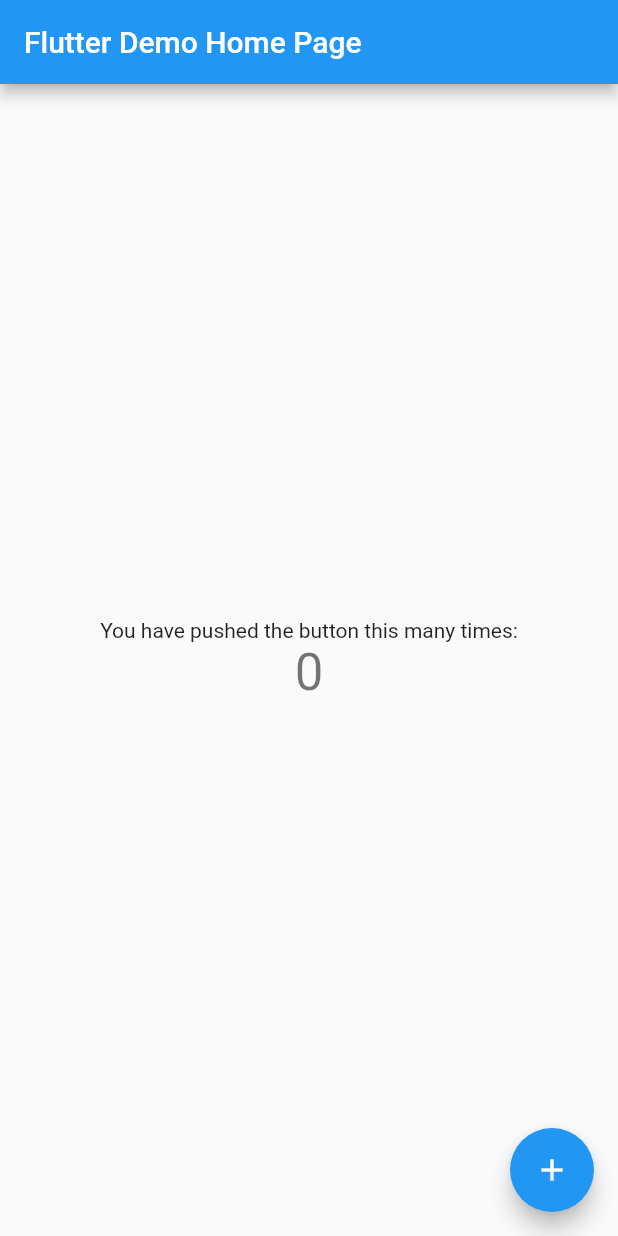
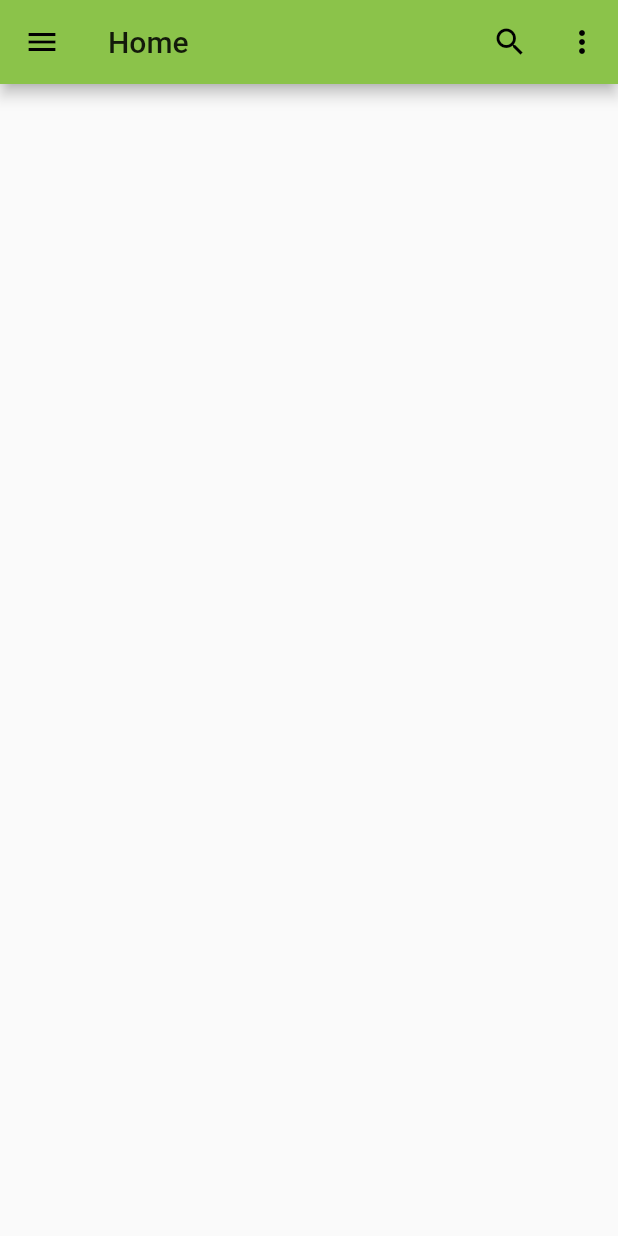
Before and after one commit to Sahma61/bet_app, a Flutter app: the screen it shows after launch, on a phone screen of 412 x 824 dp. Run offline on Flutter 3.47's test engine with Material 2 defaults, Android fonts, the phone set to English and light mode, and no system bars.

Commit message:
Added AppBar

```diff
--- a/lib/main.dart
+++ b/lib/main.dart
@@ -1,4 +1,5 @@
 import 'package:flutter/material.dart';
+import 'package:bet_app/pages/home.dart';
 
 void main() {
   runApp(MyApp());
@@ -9,7 +10,8 @@ class MyApp extends StatelessWidget {
   @override
   Widget build(BuildContext context) {
     return MaterialApp(
-      title: 'Flutter Demo',
+      debugShowCheckedModeBanner: false,
+      title: 'Bet App',
       theme: ThemeData(
         // This is the theme of your application.
         //
@@ -20,98 +22,13 @@ class MyApp extends StatelessWidget {
         // or simply save your changes to "hot reload" in a Flutter IDE).
         // Notice that the counter didn't reset back to zero; the application
         // is not restarted.
-        primarySwatch: Colors.blue,
+        primarySwatch: Colors.lightGreen,
         // This makes the visual density adapt to the platform that you run
         // the app on. For desktop platforms, the controls will be smaller and
         // closer together (more dense) than on mobile platforms.
         visualDensity: VisualDensity.adaptivePlatformDensity,
       ),
-      home: MyHomePage(title: 'Flutter Demo Home Page'),
+      home: Home(),
     );
   }
 }
-
-class MyHomePage extends StatefulWidget {
-  MyHomePage({Key key, this.title}) : super(key: key);
-
-  // This widget is the home page of your application. It is stateful, meaning
-  // that it has a State object (defined below) that contains fields that affect
-  // how it looks.
-
-  // This class is the configuration for the state. It holds the values (in this
-  // case the title) provided by the parent (in this case the App widget) and
-  // used by the build method of the State. Fields in a Widget subclass are
-  // always marked "final".
-
-  final String title;
-
-  @override
-  _MyHomePageState createState() => _MyHomePageState();
-}
-
-class _MyHomePageState extends State<MyHomePage> {
-  int _counter = 0;
-
-  void _incrementCounter() {
-    setState(() {
-      // This call to setState tells the Flutter framework that something has
-      // changed in this State, which causes it to rerun the build method below
-      // so that the display can reflect the updated values. If we changed
-      // _counter without calling setState(), then the build method would not be
-      // called again, and so nothing would appear to happen.
-      _counter++;
-    });
-  }
-
-  @override
-  Widget build(BuildContext context) {
-    // This method is rerun every time setState is called, for instance as done
-    // by the _incrementCounter method above.
-    //
-    // The Flutter framework has been optimized to make rerunning build methods
-    // fast, so that you can just rebuild anything that needs updating rather
-    // than having to individually change instances of widgets.
-    return Scaffold(
-      appBar: AppBar(
-        // Here we take the value from the MyHomePage object that was created by
-        // the App.build method, and use it to set our appbar title.
-        title: Text(widget.title),
-      ),
-      body: Center(
-        // Center is a layout widget. It takes a single child and positions it
-        // in the middle of the parent.
-        child: Column(
-          // Column is also a layout widget. It takes a list of children and
-          // arranges them vertically. By default, it sizes itself to fit its
-          // children horizontally, and tries to be as tall as its parent.
-          //
-          // Invoke "debug painting" (press "p" in the console, choose the
-          // "Toggle Debug Paint" action from the Flutter Inspector in Android
-          // Studio, or the "Toggle Debug Paint" command in Visual Studio Code)
-          // to see the wireframe for each widget.
-          //
-          // Column has various properties to control how it sizes itself and
-          // how it positions its children. Here we use mainAxisAlignment to
-          // center the children vertically; the main axis here is the vertical
-          // axis because Columns are vertical (the cross axis would be
-          // horizontal).
-          mainAxisAlignment: MainAxisAlignment.center,
-          children: <Widget>[
-            Text(
-              'You have pushed the button this many times:',
-            ),
-            Text(
-              '$_counter',
-              style: Theme.of(context).textTheme.headline4,
-            ),
-          ],
-        ),
-      ),
-      floatingActionButton: FloatingActionButton(
-        onPressed: _incrementCounter,
-        tooltip: 'Increment',
-        child: Icon(Icons.add),
-      ), // This trailing comma makes auto-formatting nicer for build methods.
-    );
-  }
-}
--- /dev/null
+++ b/lib/pages/home.dart
@@ -0,0 +1,31 @@
+import 'package:flutter/material.dart';
+class Home extends StatefulWidget {
+  @override
+  _HomeState createState() => _HomeState();
+}
+
+class _HomeState extends State<Home> {
+  @override
+  Widget build(BuildContext context) {
+    return Scaffold(
+      appBar: AppBar(
+        title: Text('Home'),
+        leading: IconButton(
+          icon: Icon(Icons.menu),
+           onPressed: () {},
+        ),
+        actions: <Widget>[
+          IconButton(
+            icon: Icon(Icons.search),
+            onPressed: () {},
+          ),
+          IconButton(
+            icon: Icon(Icons.more_vert),
+            onPressed: () {},
+          ),
+        ],
+      ),
+      body: Container(),
+    );
+  }
+}
```
Also changed, not shown: lib/pages/login.dart (added).
